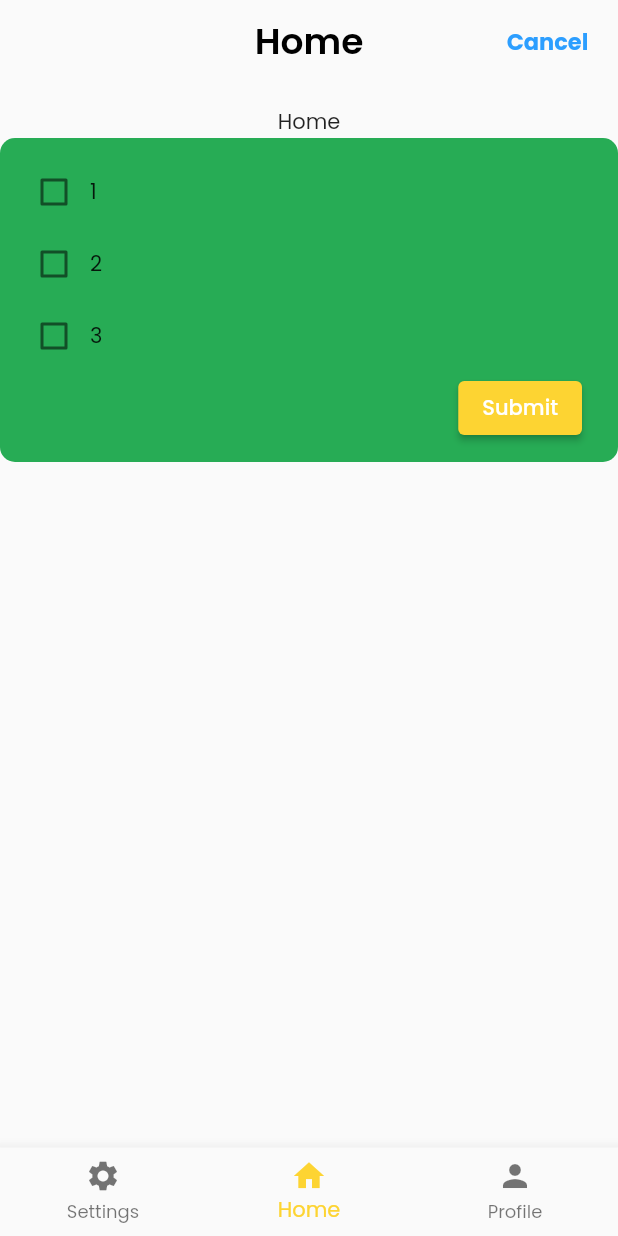
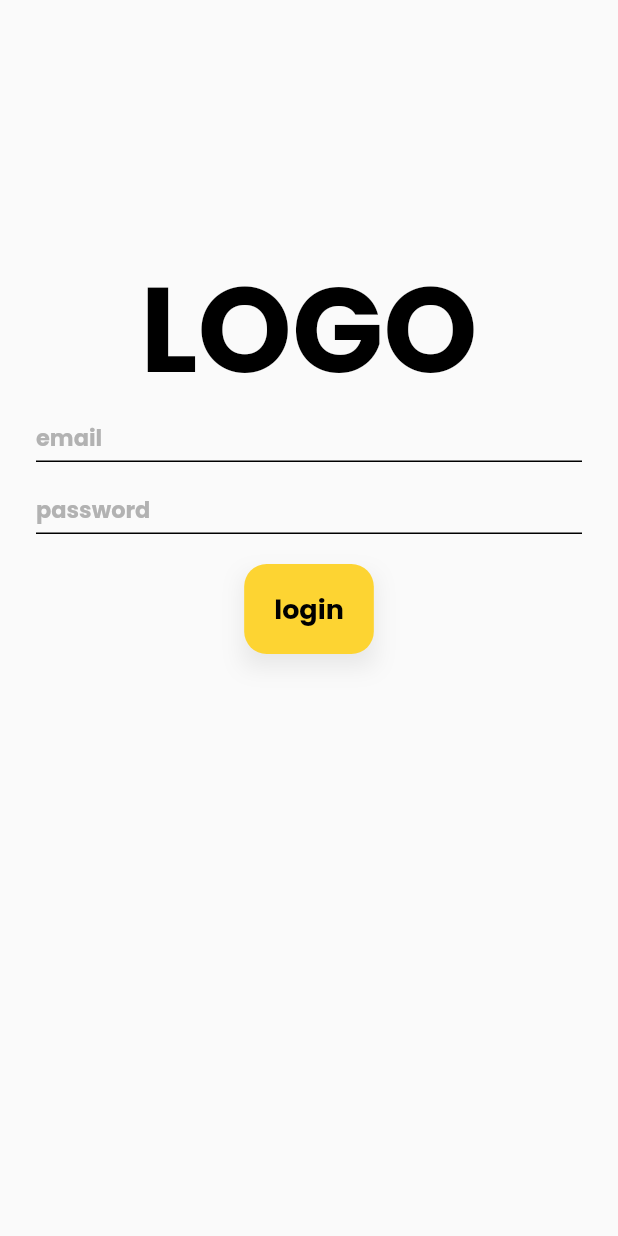
Before and after one commit to DariusDC/OutOfBoundsProject, a Flutter app: the screen it shows after launch, on a phone screen of 412 x 824 dp. Run offline on Flutter 3.47's test engine with Material 2 defaults, Android fonts, the phone set to English and light mode, and no system bars; our stand-ins replace dio, flutter_i18n, retrofit; generated files the repository leaves out were written again.

Commit message:
login screen

```diff
--- /dev/null
+++ b/assets/locales/en.json
@@ -0,0 +1,5 @@
+{
+  "email": "Email",
+  "password": "Password",
+  "login": "Login"
+}
--- a/lib/app.dart
+++ b/lib/app.dart
@@ -1,5 +1,7 @@
-
 import 'package:flutter/material.dart';
+import 'package:flutter_i18n/flutter_i18n.dart';
+import 'package:flutter_i18n/loaders/decoders/json_decode_strategy.dart';
+import 'package:flutter_localizations/flutter_localizations.dart';
 import 'package:out_of_bounds/screens/login/login_screen.dart';
 import 'package:out_of_bounds/themes/app_theme.dart';
 
@@ -9,9 +11,21 @@ class PlanYourFood extends StatelessWidget {
   @override
   Widget build(BuildContext context) {
     return MaterialApp(
+      debugShowCheckedModeBanner: false,
       title: "Plan your food",
       theme: AppTheme.appTheme,
       home: const Root(),
+      localizationsDelegates: [
+        FlutterI18nDelegate(
+            translationLoader: FileTranslationLoader(
+                basePath: "assets/locales",
+                fallbackFile: "en",
+                decodeStrategies: [JsonDecodeStrategy()])),
+        GlobalMaterialLocalizations.delegate,
+        GlobalWidgetsLocalizations.delegate,
+        GlobalCupertinoLocalizations.delegate,
+      ],
+      supportedLocales: const [Locale("en")],
     );
   }
 }
--- a/lib/networking/retrofit_controller.dart
+++ b/lib/networking/retrofit_controller.dart
@@ -24,6 +24,7 @@ class RetrofitController {
       request: true,
       responseBody: true,
     ));
+    _addHeaders();
   }
 
   void _addHeaders() {
--- a/lib/screens/login/login_screen.dart
+++ b/lib/screens/login/login_screen.dart
@@ -1,6 +1,11 @@
 import 'package:flutter/material.dart';
-import 'package:out_of_bounds/widgets/app_bar/app_bar_right_widget.dart';
-import 'package:out_of_bounds/widgets/generic_check_list.dart';
+import 'package:out_of_bounds/extensions/string_extensions.dart';
+import 'package:out_of_bounds/screens/base_request_screen.dart';
+import 'package:out_of_bounds/themes/app_dimens.dart';
+import 'package:out_of_bounds/themes/app_text_styles.dart';
+import 'package:out_of_bounds/widgets/buttons/app_text_button.dart';
+import 'package:out_of_bounds/widgets/buttons/general_button.dart';
+import 'package:out_of_bounds/widgets/inputs/text_field_input.dart';
 
 class LoginScreen extends StatefulWidget {
   const LoginScreen({Key? key}) : super(key: key);
@@ -9,72 +14,51 @@ class LoginScreen extends StatefulWidget {
   _LoginScreenState createState() => _LoginScreenState();
 }
 
-class _LoginScreenState extends State<LoginScreen> {
-  List<BottomNavigationBarItem> get _bottomNavigationBarItems => const [
-        BottomNavigationBarItem(
-          icon: Icon(Icons.settings),
-          label: "Settings",
-        ),
-        BottomNavigationBarItem(
-          icon: Icon(Icons.home),
-          label: "Home",
-        ),
-        BottomNavigationBarItem(
-          icon: Icon(Icons.person),
-          label: "Profile",
-        ),
-      ];
+class _LoginScreenState extends BaseRequestScreen<LoginScreen> {
+  final TextEditingController _emailController =
+      TextEditingController(text: "");
+  final TextEditingController _passwordController =
+      TextEditingController(text: "");
 
-  int _selectedIndex = 1;
+  @override
+  void initState() {
+    super.initState();
+  }
 
   @override
   Widget build(BuildContext context) {
     return Scaffold(
-      body: Center(
-        child: Column(
-          children: [
-            AppBarRightWidget(
-              title: "Home",
-              buttonText: "Cancel",
-              onButtonPressed: () {},
+      body: SafeArea(
+        child: Center(
+          child: Padding(
+            padding: const EdgeInsets.only(
+              top: AppDimens.x14LPadding,
+              left: AppDimens.xLPadding,
+              right: AppDimens.xLPadding,
+              bottom: AppDimens.largePadding,
             ),
-            Text("Home"),
-            // ElevatedButton(
-            //   onPressed: () {
-            //     Navigator.of(context)
-            //         .push(MaterialPageRoute(builder: (context) {
-            //       return Scaffold(
-            //         body: Center(
-            //           child: GenericCheckList(
-            //             items: ["1", "2", "3"],
-            //             onSubmit: () {},
-            //           ),
-            //         ),
-            //       );
-            //     }));
-            //   },
-            //   child: Text("Open"),
-            // ),
-            Flexible(
-              child: GenericCheckList(
-                items: ["1", "2", "3"],
-                onSubmit: (items) {
-                  print("$items");
-                },
-              ),
+            child: Column(
+              children: [
+                const Text(
+                  "LOGO",
+                  style: AppTextStyles.x6LBoldPoppins,
+                ),
+                TextFieldInput(
+                  controller: _emailController,
+                  hint: "email".translate(context),
+                ),
+                const SizedBox(height: AppDimens.largePadding),
+                TextFieldInput(
+                  controller: _passwordController,
+                  hint: "password".translate(context),
+                ),
+                const SizedBox(height: AppDimens.largePadding),
+                GeneralButton(
+                    onPressed: () {}, text: "login".translate(context))
+              ],
             ),
-          ],
+          ),
         ),
-      ),
-      bottomNavigationBar: BottomNavigationBar(
-        currentIndex: _selectedIndex,
-        onTap: (index) {
-          print("page:$index");
-          setState(() {
-            _selectedIndex = index;
-          });
-        },
-        items: _bottomNavigationBarItems,
       ),
     );
   }
--- /dev/null
+++ b/lib/widgets/buttons/general_button.dart
@@ -0,0 +1,64 @@
+import 'package:flutter/material.dart';
+import 'package:out_of_bounds/themes/app_colors.dart';
+import 'package:out_of_bounds/themes/app_dimens.dart';
+import 'package:out_of_bounds/themes/app_text_styles.dart';
+
+class GeneralButton extends StatelessWidget {
+  final VoidCallback? onPressed;
+  final String text;
+  final double minWidth;
+  final double minHeight;
+
+  const GeneralButton({
+    Key? key,
+    required this.onPressed,
+    required this.text,
+    this.minWidth = 0,
+    this.minHeight = 0,
+  }) : super(key: key);
+
+  @override
+  Widget build(BuildContext context) {
+    return Container(
+      child: ElevatedButton(
+        child: Text(
+          text,
+          style: AppTextStyles.xLBoldPoppins,
+          overflow: TextOverflow.ellipsis,
+        ),
+        onPressed: onPressed,
+        style: ButtonStyle(
+          padding: MaterialStateProperty.all(
+            const EdgeInsets.symmetric(
+              vertical: AppDimens.regularPadding,
+              horizontal: AppDimens.largePadding,
+            ),
+          ),
+          minimumSize: MaterialStateProperty.all<Size>(
+            Size(
+              minWidth,
+              minHeight,
+            ),
+          ),
+          elevation: MaterialStateProperty.all<double>(0),
+          backgroundColor: MaterialStateProperty.all<Color>(AppColors.yellow),
+          shape: MaterialStateProperty.all<RoundedRectangleBorder>(
+            RoundedRectangleBorder(
+              borderRadius: BorderRadius.circular(AppDimens.largeCorners),
+            ),
+          ),
+        ),
+      ),
+      decoration: BoxDecoration(
+        boxShadow: [
+          BoxShadow(
+            color: AppColors.black.withOpacity(0.08),
+            offset: const Offset(0, 8),
+            blurRadius: 12,
+          )
+        ],
+      ),
+      height: AppDimens.generalButtonHeight,
+    );
+  }
+}
--- /dev/null
+++ b/lib/widgets/inputs/text_field_input.dart
@@ -0,0 +1,216 @@
+import 'package:flutter/material.dart';
+import 'package:flutter/services.dart';
+import 'package:out_of_bounds/themes/app_colors.dart';
+import 'package:out_of_bounds/themes/app_dimens.dart';
+import 'package:out_of_bounds/themes/app_text_styles.dart';
+
+class TextFieldInput extends StatefulWidget {
+  const TextFieldInput({
+    Key? key,
+    this.label,
+    this.error = "",
+    this.hint = "",
+    this.controller,
+    this.textSize = AppDimens.defaultTextInputSize,
+    this.keyboardType,
+    this.textInputAction,
+    this.textInputKey,
+    this.obscureText = false,
+  }) : super(key: key);
+
+  factory TextFieldInput.link({
+    Key? textInputKey,
+    String? label,
+    String error = "",
+    TextEditingController? controller,
+    TextInputAction? textInputAction,
+  }) {
+    return TextFieldInput(
+      textInputKey: textInputKey,
+      controller: controller,
+      error: error,
+      hint: "https:",
+      label: label,
+      textInputAction: textInputAction,
+      keyboardType: TextInputType.url,
+    );
+  }
+
+  factory TextFieldInput.big({
+    String label = "",
+    String error = "",
+    String hint = "",
+    TextInputAction? textInputAction,
+    TextInputType? keyboardType,
+    TextEditingController? controller,
+    Key? textInputKey,
+  }) {
+    return TextFieldInput(
+      textInputKey: textInputKey,
+      textSize: AppDimens.largeTextInputSize,
+      controller: controller,
+      textInputAction: textInputAction,
+      keyboardType: keyboardType,
+      error: error,
+      hint: hint,
+      label: label,
+    );
+  }
+
+  factory TextFieldInput.password({
+    String label = "",
+    String error = "",
+    String hint = "",
+    TextInputAction? textInputAction,
+    TextInputType? keyboardType,
+    TextEditingController? controller,
+    Key? textInputKey,
+  }) {
+    return TextFieldInput(
+      textInputKey: textInputKey,
+      controller: controller,
+      textInputAction: textInputAction,
+      keyboardType: keyboardType,
+      error: error,
+      hint: hint,
+      label: label,
+      obscureText: true,
+    );
+  }
+
+  final bool obscureText;
+  final Key? textInputKey;
+  final String? label;
+  final String error;
+  final String hint;
+  final TextEditingController? controller;
+  final double? textSize;
+  final TextInputType? keyboardType;
+  final TextInputAction? textInputAction;
+
+  @override
+  State<TextFieldInput> createState() => _TextFieldInputState();
+}
+
+class _TextFieldInputState extends State<TextFieldInput> {
+  late TextEditingController _controller;
+  bool _obscureText = false;
+
+  @override
+  void initState() {
+    super.initState();
+    _obscureText = widget.obscureText;
+
+    _controller = widget.controller ?? TextEditingController(text: "");
+    if (widget.obscureText) {
+      _controller.addListener(_checkPassword);
+    }
+  }
+
+  @override
+  void dispose() {
+    if (widget.obscureText) {
+      _controller.removeListener(_checkPassword);
+    }
+    if (widget.controller == null) {
+      _controller.dispose();
+    }
+    super.dispose();
+  }
+
+  void _checkPassword() {
+    setState(() {});
+  }
+
+  @override
+  Widget build(BuildContext context) {
+    return Column(
+      crossAxisAlignment: CrossAxisAlignment.start,
+      children: [
+        if (widget.label != null)
+          Text(
+            widget.label!,
+            style: AppTextStyles.mediumRegularPoppins,
+          ),
+        TextField(
+          obscureText: _obscureText,
+          obscuringCharacter: "*",
+          key: widget.textInputKey,
+          controller: _controller,
+          inputFormatters: ([
+            TextInputType.phone,
+            TextInputType.number,
+          ].contains(widget.keyboardType))
+              ? [FilteringTextInputFormatter.allow(RegExp(r'[+ \-0-9]'))]
+              : TextInputType.visiblePassword == widget.keyboardType
+                  ? [FilteringTextInputFormatter.deny(' ')]
+                  : [],
+          keyboardType: widget.keyboardType,
+          textInputAction: widget.textInputAction,
+          decoration: InputDecoration(
+            suffixIcon: widget.obscureText
+                ? _controller.text != ""
+                    ? GestureDetector(
+                        onTap: () {
+                          setState(() {
+                            _obscureText = !_obscureText;
+                          });
+                        },
+                        child: const Padding(
+                          padding: EdgeInsets.only(
+                            bottom: AppDimens.xxxxSPadding,
+                          ),
+                          child: Icon(Icons.remove_red_eye),
+                        ),
+                      )
+                    : null
+                : null,
+            suffixIconConstraints: const BoxConstraints(
+              minHeight: 0,
+              minWidth: 0,
+            ),
+            floatingLabelBehavior: FloatingLabelBehavior.always,
+            focusedBorder: const UnderlineInputBorder(
+              borderSide: BorderSide(
+                color: AppColors.yellow,
+              ),
+            ),
+            border: const UnderlineInputBorder(
+              borderSide: BorderSide(
+                color: AppColors.black,
+              ),
+            ),
+            enabledBorder: const UnderlineInputBorder(
+              borderSide: BorderSide(
+                color: AppColors.black,
+              ),
+            ),
+            contentPadding: const EdgeInsets.only(
+              bottom: AppDimens.xxxSPadding,
+            ),
+            isDense: true,
+            hintText: widget.hint,
+            hintStyle: AppTextStyles.largeBoldPoppins.copyWith(
+              color: AppColors.darkGray,
+              fontSize: widget.textSize,
+            ),
+            errorText: widget.error.isNotEmpty ? widget.error : null,
+            errorStyle: AppTextStyles.x3SRegularPoppins.copyWith(
+              color: AppColors.red,
+              height: AppDimens.xxxxxSPadding,
+            ),
+            errorBorder: const UnderlineInputBorder(
+              borderSide: BorderSide(
+                color: AppColors.red,
+              ),
+            ),
+          ),
+          style: AppTextStyles.largeBoldPoppins.copyWith(
+            color: AppColors.black,
+            fontSize: widget.textSize,
+          ),
+        ),
+      ],
+    );
+  }
+}
--- a/pubspec.yaml
+++ b/pubspec.yaml
@@ -16,7 +16,10 @@ dependencies:
   json_annotation: ^4.4.0
   http: ^0.13.4
   shared_preferences: ^2.0.13
-
+#  fluttertoast: ^8.0.9
+  flutter_i18n: ^0.22.3
+  flutter_localizations:
+    sdk: flutter
 
   cupertino_icons: ^1.0.2
 
```
Also changed, not shown: lib/extensions/string_extensions.dart (added, +8 -0 lines), lib/screens/base_request_screen.dart (added, +91 -0 lines), lib/utils/toast_utils.dart (added, +27 -0 lines), lib/widgets/subscription_state.dart (added, +24 -0 lines), lib/screens/login/login_view_model.dart (added), pubspec.lock, 1 other file.
